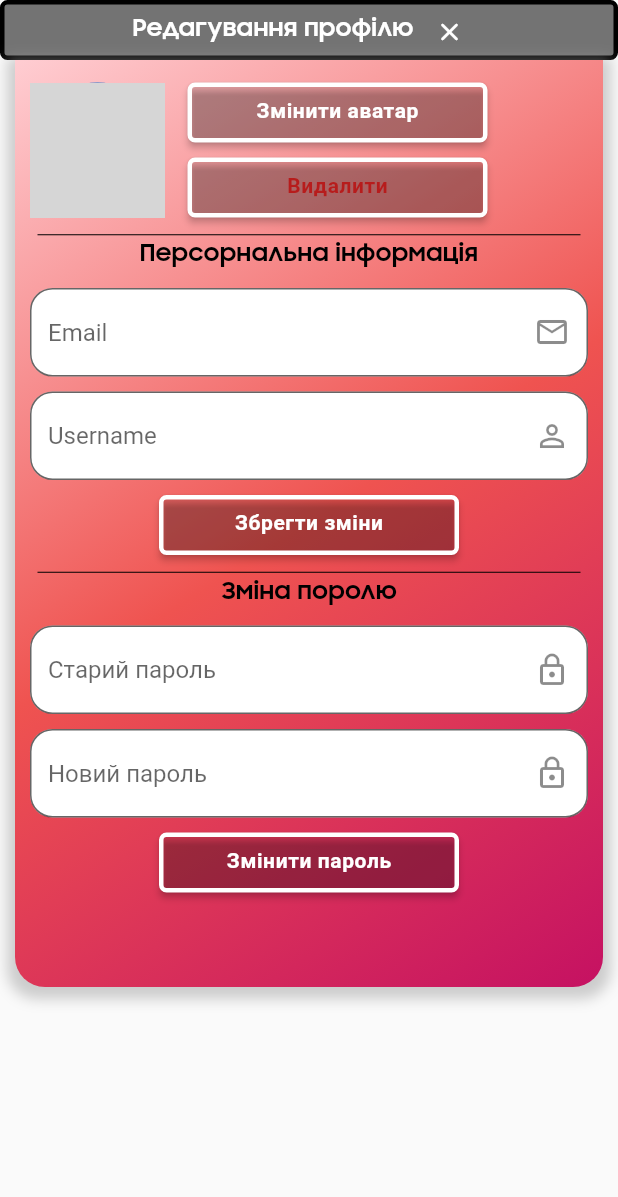
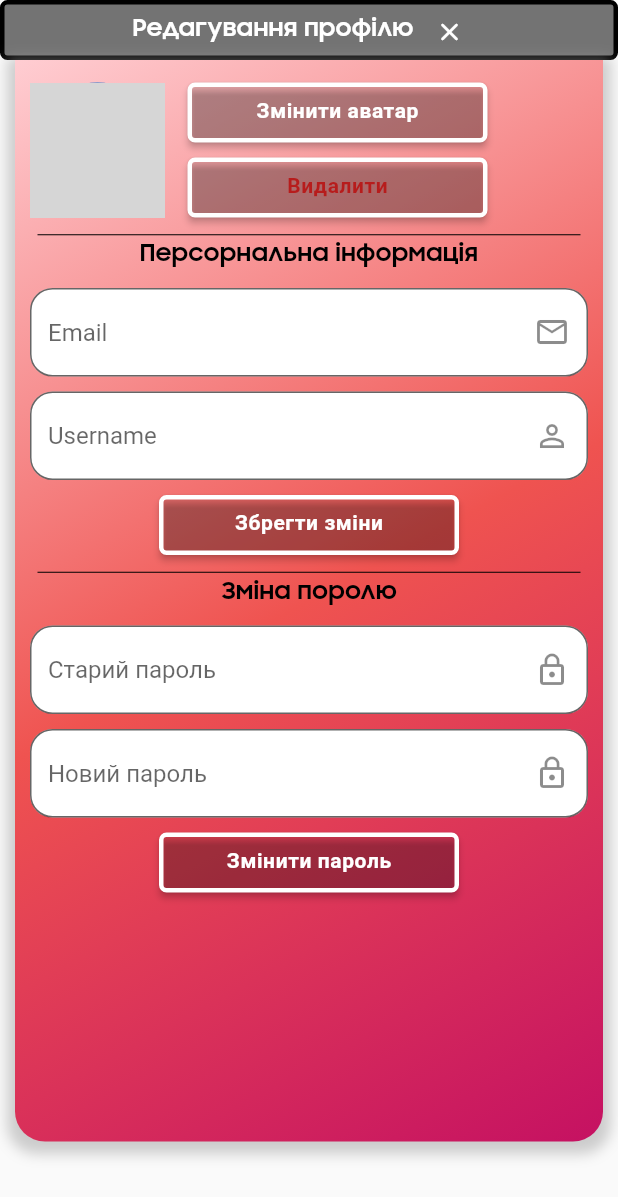
Before and after one commit to Martynenko-Oleksii/GoodGames, a Flutter app: the ProfileeditPage screen opened directly with empty values, on a phone screen of 412 x 824 dp. Shown: the top 1197 px of the screen. Run offline on Flutter 3.47's test engine with Material 2 defaults, Android fonts, the light colour scheme and no system bars; our stand-ins replace font_awesome_flutter, webview_flutter; network calls fail; grey boxes are pictures that could not be loaded.

Commit message:
Update profile_edit.dart
fiix

```diff
--- a/Mobile/goodgames/lib/profile/profile_edit.dart
+++ b/Mobile/goodgames/lib/profile/profile_edit.dart
@@ -95,7 +95,7 @@ class _ProfileeditState extends State<ProfileeditPage> {
                 new Container(
                   margin: EdgeInsets.only(left: 10.0, right: 10),
                   height: MediaQuery.of(context).size.height -
-                      MediaQuery.of(context).size.height / 4,
+                      MediaQuery.of(context).size.height / 8,
                   width: MediaQuery.of(context).size.height - 20,
                   decoration: BoxDecoration(
                       borderRadius: BorderRadius.only(
```
